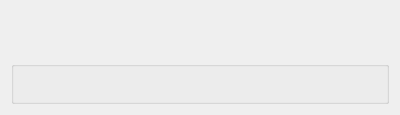
The window that SAP/worksItem.ui (dsgoficial/SAP_Operador) describes before a commit, drawn with Qt 5.
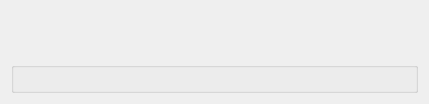
The same window after the commit.

Commit message: add observation on work item

Diff of the .ui file:
```diff
--- a/SAP/worksItem.ui
+++ b/SAP/worksItem.ui
@@ -6,8 +6,8 @@
    <rect>
     <x>0</x>
     <y>0</y>
-    <width>400</width>
-    <height>115</height>
+    <width>429</width>
+    <height>104</height>
    </rect>
   </property>
   <property name="windowTitle">
@@ -21,6 +21,13 @@
      </property>
     </widget>
    </item>
+   <item>
+    <widget class="QLabel" name="observation_lb">
+     <property name="text">
+      <string/>
+     </property>
+    </widget>
+   </item>
    <item>
     <widget class="QGroupBox" name="cbx_gpb">
      <property name="title">
```
The commit also changes 4 other files.
